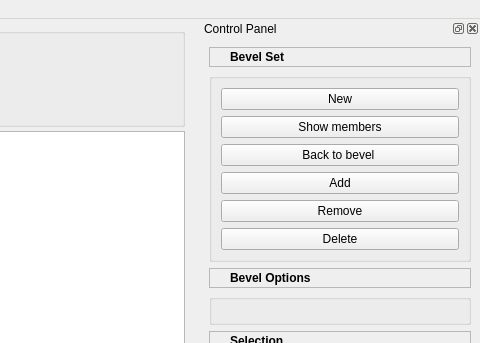
Above: maya_script/BevelTool/src/Qt/UI/MWBevelToolMainWindow.ui from FengYusheng/MyUtils before the change; both pictures show x 396 to 876 and y 0 to 343 of the 876 by 799 pixel window. Below: the same form after it.
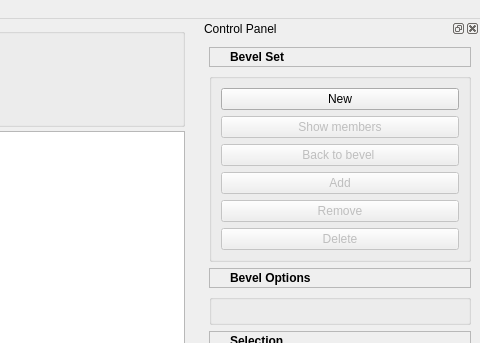
That is the form after the change.

Commit message: bevel tool

```diff
--- a/maya_script/BevelTool/src/Qt/UI/MWBevelToolMainWindow.ui
+++ b/maya_script/BevelTool/src/Qt/UI/MWBevelToolMainWindow.ui
@@ -148,6 +148,9 @@
         </item>
         <item>
          <widget class="QPushButton" name="memberButton">
+          <property name="enabled">
+           <bool>false</bool>
+          </property>
           <property name="text">
            <string>Show members</string>
           </property>
@@ -155,6 +158,9 @@
         </item>
         <item>
          <widget class="QPushButton" name="bevelButton">
+          <property name="enabled">
+           <bool>false</bool>
+          </property>
           <property name="text">
            <string>Back to bevel </string>
           </property>
@@ -162,6 +168,9 @@
         </item>
         <item>
          <widget class="QPushButton" name="addMemberButton">
+          <property name="enabled">
+           <bool>false</bool>
+          </property>
           <property name="text">
            <string>Add</string>
           </property>
@@ -169,6 +178,9 @@
         </item>
         <item>
          <widget class="QPushButton" name="removeMemberButton">
+          <property name="enabled">
+           <bool>false</bool>
+          </property>
           <property name="text">
            <string>Remove</string>
           </property>
@@ -176,6 +188,9 @@
         </item>
         <item>
          <widget class="QPushButton" name="deleteBevelSetbutton">
+          <property name="enabled">
+           <bool>false</bool>
+          </property>
           <property name="text">
            <string>Delete</string>
           </property>
```
Left out of the diff: 2 changed lines with no effect on the pictures. The commit also changes 8 other files.
